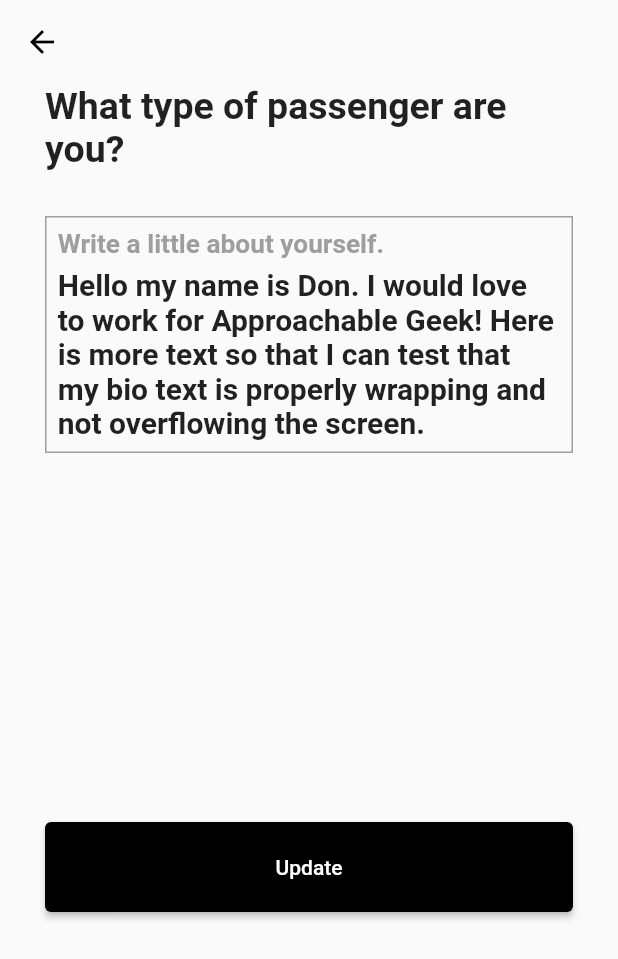
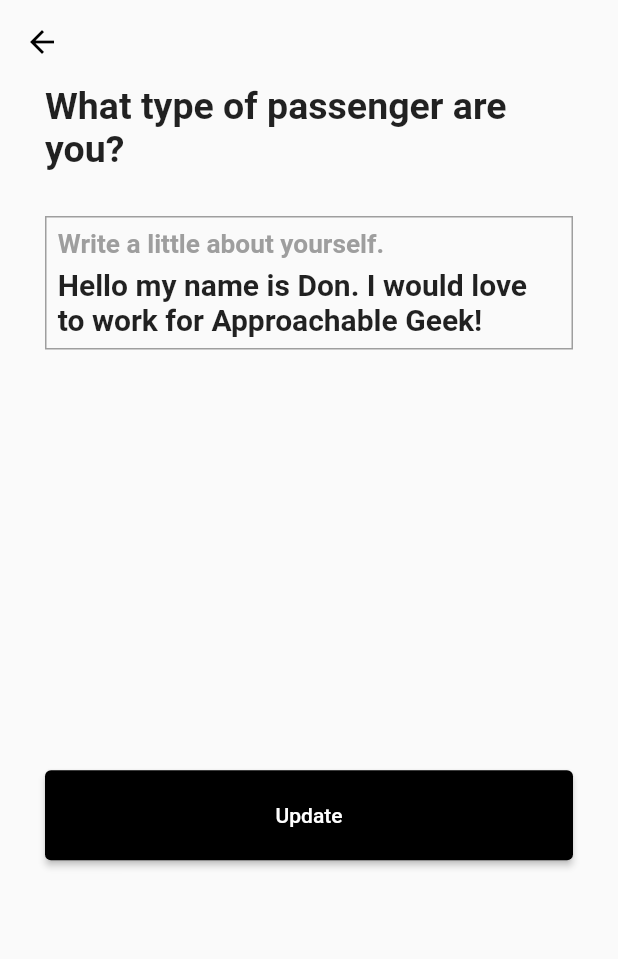
Before and after one commit to DonaldMurdock/Profile-Page, a Flutter app: the screen it shows after launch, after a tap on "Tell us about yourself", on a phone screen of 412 x 824 dp. Shown: the top 959 px of the screen. Run offline on Flutter 3.47's test engine with Material 2 defaults, Android fonts, the phone set to English and light mode, and no system bars; our stand-ins replace image_picker.

Commit message:
small tweaks and bug fixes

```diff
--- a/profile_page/lib/components/input_field.dart
+++ b/profile_page/lib/components/input_field.dart
@@ -10,6 +10,9 @@ class InputField extends StatelessWidget {
   @override
   Widget build(BuildContext context) {
     fieldController.text = initialText;
+
+    //Move cursor to end of text
+    fieldController.selection = TextSelection.fromPosition(TextPosition(offset: fieldController.text.length));
 
     return Container(
       padding: EdgeInsets.all(7.5),
--- a/profile_page/lib/screens/bio_screen.dart
+++ b/profile_page/lib/screens/bio_screen.dart
@@ -91,6 +91,7 @@ class _BioScreenState extends State<BioScreen> {
 
   updateBio(TextEditingController fieldController, BuildContext context) {
     widget.currentUser.bio = fieldController.text;
+
     widget.updateInfo();
     Navigator.pop(context);
   }
--- a/profile_page/lib/screens/email_screen.dart
+++ b/profile_page/lib/screens/email_screen.dart
@@ -103,6 +103,7 @@ class _EmailScreenState extends State<EmailScreen> {
 
   updateEmailAddress(TextEditingController fieldController, BuildContext context) {
     widget.currentUser.email = fieldController.text;
+
     widget.updateInfo();
     Navigator.pop(context);
   }
--- a/profile_page/lib/screens/name_screen.dart
+++ b/profile_page/lib/screens/name_screen.dart
@@ -127,6 +127,7 @@ class _NameScreenState extends State<NameScreen> {
   updateName(firstNameController, lastNameController, context) {
     widget.currentUser.firstName = firstNameController.text;
     widget.currentUser.lastName = lastNameController.text;
+
     widget.updateInfo();
     Navigator.pop(context);
   }
--- a/profile_page/lib/screens/phone_screen.dart
+++ b/profile_page/lib/screens/phone_screen.dart
@@ -103,6 +103,7 @@ class _PhoneScreenState extends State<PhoneScreen> {
 
   updatePhoneNumber(TextEditingController fieldController, BuildContext context) {
     widget.currentUser.phoneNumber = fieldController.text;
+
     widget.updateInfo();
     Navigator.pop(context);
   }
--- a/profile_page/lib/screens/photo_screen.dart
+++ b/profile_page/lib/screens/photo_screen.dart
@@ -26,8 +26,7 @@ class _PhoneScreenState extends State<PhotoScreen> {
   @override
   Widget build(BuildContext context) {
 
-    //This height is used so we can have a properly sized scrollable column. The height changes
-    //if the keyboard is visible.
+    //This height is used so we can have a properly sized scrollable column.
     double columnHeight =
       MediaQuery.of(context).size.height -
       MediaQuery.of(context).padding.top -
--- a/profile_page/lib/screens/profile_screen.dart
+++ b/profile_page/lib/screens/profile_screen.dart
@@ -10,7 +10,6 @@ import '../screens/name_screen.dart';
 import '../screens/phone_screen.dart';
 import '../screens/email_screen.dart';
 import '../screens/bio_screen.dart';
-
 
 import '../models/user.dart';
 
@@ -28,9 +27,10 @@ class _ProfileScreenState extends State<ProfileScreen> {
     lastName: 'Taylor',
     phoneNumber: '(555) 555-5555',
     email: 'DonaldMurdockTaylor@gmail.com',
-    bio: 'Hello my name is Don. I would love to work for Approachable Geek! Here is more text so that I can test that my bio text is properly wrapping and not overflowing the screen.'
+    bio: 'Hello my name is Don. I would love to work for Approachable Geek!'
   );
 
+  //This function is passed to other screens
   void updateInfo() {
     setState( () {} );
   }
@@ -43,7 +43,7 @@ class _ProfileScreenState extends State<ProfileScreen> {
         backgroundColor: Colors.transparent,
         elevation: 0.0
       ),
-      body: SingleChildScrollView(        //Need to make scrollable to avoid overflow when returning to screen with keyboard open
+      body: SingleChildScrollView(
         child: Center(
           child: Column(
             children: [
@@ -81,7 +81,6 @@ class _ProfileScreenState extends State<ProfileScreen> {
                   updateInfo: updateInfo
                 )
               ),
-
             ]
           )
         )
@@ -90,17 +89,21 @@ class _ProfileScreenState extends State<ProfileScreen> {
   }
 
   Widget profileHeader(){
-    return Padding(padding: EdgeInsets.only(bottom: 20), child: Text(
-      'Edit Profile',
-      style: TextStyle(
-        fontSize: 30.0,
-        fontWeight: FontWeight.bold,
-        color: Colors.blue[800]
+    return Padding(
+      padding: EdgeInsets.only(bottom: 20),
+      child: Text(
+        'Edit Profile',
+        style: TextStyle(
+          fontSize: 30.0,
+          fontWeight: FontWeight.bold,
+          color: Colors.blue[800]
+        )
       )
-    ));
+    );
   }
 
   Widget userPhoto(){
+    //If no photo has been selected, use default photo
     ImageProvider<Object> photo;
 
     if (currentUser.photo == null){
```
